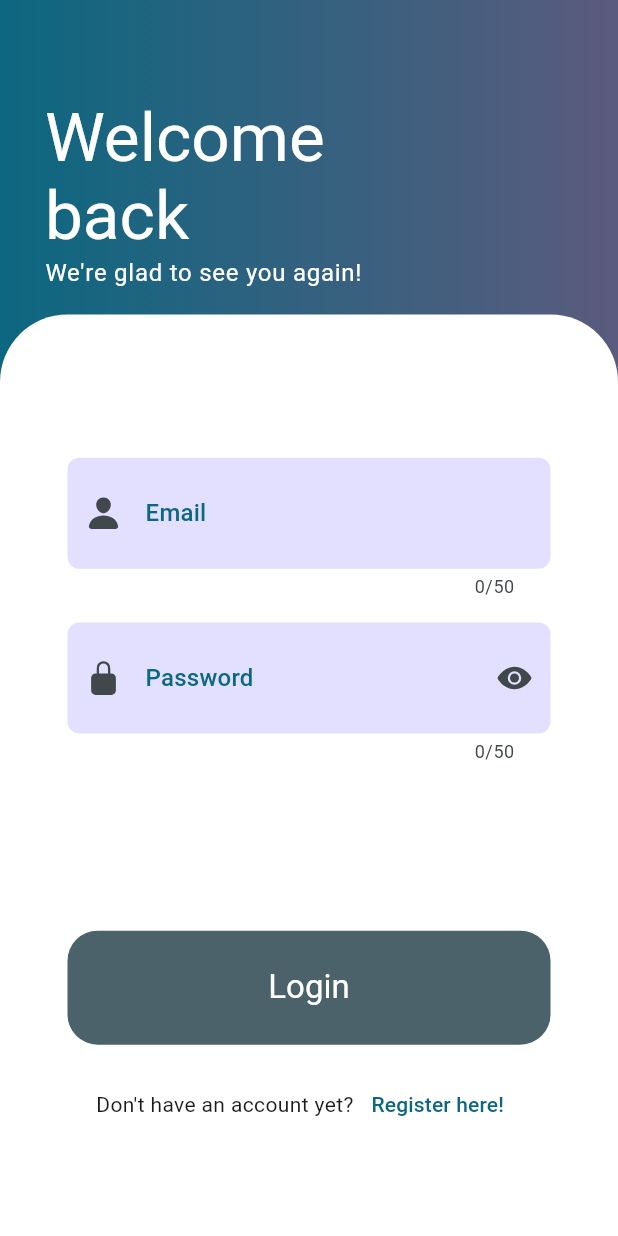
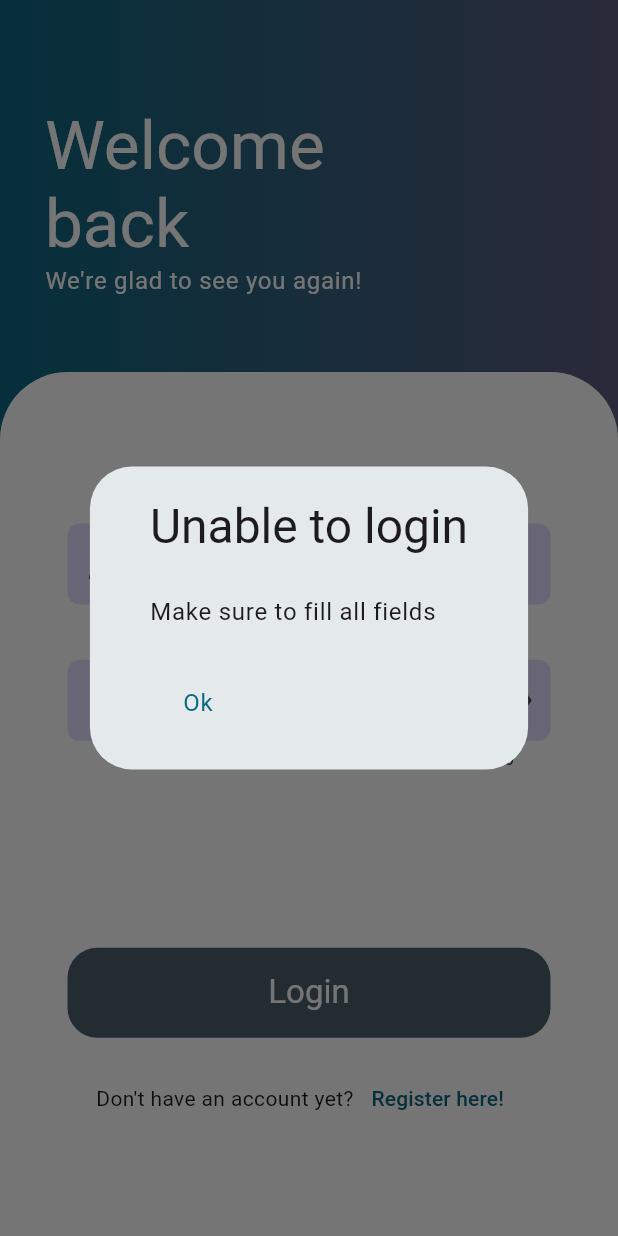
Before and after one commit to diegobermudez03/couples-client, a Flutter app: the LoginScreen screen opened by its route, after a tap on "Login", on a phone screen of 412 x 824 dp. Run offline on Flutter 3.47's test engine with Material 3 defaults, Android fonts, the light colour scheme and no system bars; our stand-ins replace flutter_bloc, flutter_secure_storage, font_awesome_flutter, get_it, go_router, google_fonts and 6 more; missing offline and left inert: go_transitions; accounts and stored records are empty; generated files the repository leaves out were written again; Roboto replaces fonts that are missing (Chewy).

Commit message:
Bloc of login page started implementing

```diff
--- a/lib/core/dependency_injection/dep_in.dart
+++ b/lib/core/dependency_injection/dep_in.dart
@@ -1,4 +1,5 @@
 
+import 'package:couples_client_app/presentation/auth/bloc/login_bloc.dart';
 import 'package:couples_client_app/presentation/loading/bloc/loading_bloc.dart';
 import 'package:couples_client_app/respositories/auth_repo.dart';
 import 'package:couples_client_app/respositories/impl/auth_repo_impl.dart';
@@ -21,4 +22,5 @@ Future<void> initDependencies() async{
 
   //providers
   depIn.registerFactory<LoadingBloc>(()=>LoadingBloc(authRepo, secureStorage)..checkInitialPage());
+  depIn.registerFactory<LoginBloc>(()=>LoginBloc(authRepo, secureStorage));
 }
--- a/lib/core/navigation/router.dart
+++ b/lib/core/navigation/router.dart
@@ -1,3 +1,4 @@
+import 'package:couples_client_app/presentation/auth/bloc/login_bloc.dart';
 import 'package:couples_client_app/presentation/auth/screens/connect_couple_screen.dart';
 import 'package:couples_client_app/presentation/auth/screens/create_user_screen.dart';
 import 'package:couples_client_app/presentation/auth/screens/login_screen.dart';
@@ -27,30 +28,32 @@ final router = GoRouter(routes: [
     ),
     pageBuilder: GoTransitions.fadeUpwards,
   ),
-   GoRoute(
+  GoRoute(
     path: routeLoginPage,
-    builder: (_, __) =>  LoginScreen(),
+    builder: (_, __) => BlocProvider(
+      create: (context) => GetIt.instance.get<LoginBloc>(),
+      child: LoginScreen(),
+    ),
     pageBuilder: GoTransitions.openUpwards,
   ),
   GoRoute(
     path: routeWelcomePage,
-    builder: (_, __) =>  WelcomeScreen(),
+    builder: (_, __) => WelcomeScreen(),
     pageBuilder: GoTransitions.fadeUpwards,
   ),
   GoRoute(
     path: routeLogUserPage,
-    builder: (_, __) =>  CreateUserScreen(),
+    builder: (_, __) => CreateUserScreen(),
     pageBuilder: GoTransitions.openUpwards,
   ),
   GoRoute(
     path: routeConnectCouplePage,
-    builder: (_, __) =>  ConnectCoupleScreen(),
+    builder: (_, __) => ConnectCoupleScreen(),
     pageBuilder: GoTransitions.fadeUpwards,
   ),
   GoRoute(
     path: routeMainPage,
-    builder: (_, __) =>  MainScreen(),
+    builder: (_, __) => MainScreen(),
     pageBuilder: GoTransitions.fadeUpwards,
   ),
-
 ]);
--- a/lib/l10n/abb_es.arb
+++ b/lib/l10n/abb_es.arb
@@ -18,5 +18,10 @@
     "emailLabel" : "Correo",
     "emailHintText" : "Escribe tu correo",
     "passwordLabel" : "Contraseña",
-    "passwordHintText" : "Ingresa tu contraseña"
+    "passwordHintText" : "Ingresa tu contraseña",
+    "errorLogin" : "No se pudo iniciar sesion",
+    "youMustFillAllFields" : "Debe llenar todos los campos",
+    "ok" : "Ok",
+    "youMustWriteAValidEmail" : "Debes ingresar un correo valido",
+    "anErrorOcurred" : "Ha sucedido un error"
 }
--- a/lib/l10n/app_en.arb
+++ b/lib/l10n/app_en.arb
@@ -90,5 +90,30 @@
     "passwordHintText" : "Type your password",
     "@passwordHintText" : {
         "description": "the hint text for password"
+    },
+
+    "errorLogin" : "Unable to login",
+    "@errorLogin" : {
+        "description": "title to show when unable to login"
+    },
+
+    "youMustFillAllFields" : "Make sure to fill all fields",
+    "@youMustFillAllFields" : {
+        "description": "description of error you should fill all fields"
+    },
+
+    "youMustWriteAValidEmail" : "The email is not a valid email",
+    "@youMustWriteAValidEmail" : {
+        "description": "invalid email"
+    },
+
+    "anErrorOcurred" : "An error ocurred",
+    "@anErrorOcurred" : {
+        "description": "Generic error desc"
+    },
+
+    "ok" : "Ok",
+    "@ok" : {
+        "description": "Ok, fine"
     }
 }
--- /dev/null
+++ b/lib/presentation/auth/bloc/login_bloc.dart
@@ -0,0 +1,46 @@
+import 'package:couples_client_app/respositories/auth_repo.dart';
+import 'package:couples_client_app/services/secure_storage/secure_storage_service.dart';
+import 'package:flutter_bloc/flutter_bloc.dart';
+
+class LoginBloc extends Cubit<LoginState>{
+
+  final AuthRepo _repo;
+  final SecureStorageService _storage;
+
+  LoginBloc(this._repo, this._storage): super(LoginInitialState());
+
+  void login(String email, String password) async{
+    emit(LoginCheckingState());
+    if(email.isEmpty || password.isEmpty){
+      emit(LoginFailedState(LoginMessage.emptyFields));
+      return;
+    }
+    if(!email.contains('@')){
+      emit(LoginFailedState(LoginMessage.nonExistingEmail));
+      return;
+    }
+    await Future.delayed(Duration(seconds: 2));
+    emit(LoginSuccessState());
+  }
+
+
+}
+
+
+abstract class LoginState{}
+
+class LoginInitialState extends LoginState{}
+
+class LoginCheckingState extends LoginState{}
+
+class LoginFailedState extends LoginState{
+  final LoginMessage message;
+  LoginFailedState(this.message);
+}
+
+class LoginSuccessState extends LoginState{}
+
+
+enum LoginMessage{
+  emptyFields, nonExistingEmail, incorrectPassword, networkError
+}
--- a/lib/presentation/auth/screens/login_screen.dart
+++ b/lib/presentation/auth/screens/login_screen.dart
@@ -1,22 +1,21 @@
+import 'package:couples_client_app/presentation/auth/bloc/login_bloc.dart';
 import 'package:couples_client_app/presentation/auth/widgets/auth_field.dart';
 import 'package:flutter/material.dart';
+import 'package:flutter_bloc/flutter_bloc.dart';
 import 'package:flutter_gen/gen_l10n/app_localization.dart';
 import 'package:ionicons/ionicons.dart';
 
-
-class LoginScreen extends StatefulWidget{
+class LoginScreen extends StatefulWidget {
   @override
   State<LoginScreen> createState() => _LoginScreenState();
 }
 
 class _LoginScreenState extends State<LoginScreen> {
-
   late final TextEditingController emailController;
   late final TextEditingController passwordController;
 
-
   @override
-  void initState(){
+  void initState() {
     emailController = TextEditingController();
     passwordController = TextEditingController();
     super.initState();
@@ -34,6 +33,8 @@ class _LoginScreenState extends State<LoginScreen> {
     final colorScheme = Theme.of(context).colorScheme;
     final textTheme = Theme.of(context).textTheme;
     final i10n = AppLocalizations.of(context)!;
+    final bloc = BlocProvider.of<LoginBloc>(context);
+    final bool isKeyboardOpen = MediaQuery.of(context).viewInsets.bottom > 0;
     return SafeArea(
       child: Container(
         decoration: BoxDecoration(
@@ -44,17 +45,70 @@ class _LoginScreenState extends State<LoginScreen> {
           ),
         ),
         child: Scaffold(
-          appBar: AppBar(
-            backgroundColor: Colors.transparent
+          appBar: AppBar(backgroundColor: Colors.transparent),
+          backgroundColor: Colors.transparent,
+          body: BlocListener<LoginBloc, LoginState>(
+            listener: (context, state) {
+              if(state is LoginFailedState){
+                final String message = switch(state.message){
+                  LoginMessage.emptyFields =>  i10n.youMustFillAllFields,
+                  LoginMessage.nonExistingEmail =>  i10n.youMustWriteAValidEmail,
+                  _ => i10n.anErrorOcurred,
+                };
+                showDialog(
+                  context: context,
+                  builder: (ctx){
+                    return Dialog(
+                      child: FittedBox(
+                        child: Container(
+                          padding: const EdgeInsets.symmetric(horizontal: 40, vertical: 20),
+                          child: Column(
+                            crossAxisAlignment: CrossAxisAlignment.start,
+                            children: [
+                              Text(
+                                i10n.errorLogin,
+                                style: textTheme.headlineLarge,
                               ),
-          backgroundColor: Colors.transparent,
-          body: Column(
+                              const SizedBox(height: 25,),
+                              Text(
+                                message,
+                                style: textTheme.bodyLarge,
+                              ),
+                              const SizedBox(height: 25,),
+                              Row(
+                                mainAxisAlignment: MainAxisAlignment.end,
+                                children: [
+                                  TextButton(
+                                    onPressed: ()=>Navigator.of(context).pop(),
+                                    child: Text(
+                                      i10n.ok,
+                                      style: textTheme.bodyLarge!.copyWith(color: colorScheme.primary),
+                                    )
+                                  ),
+                                ],
+                              )
+                            ],
+                          ),
+                        ),
+                      )
+                    );
+                  }
+                );
+              }
+            },
+            child: BlocBuilder<LoginBloc, LoginState>(
+              builder: (context, state) {
+                return Column(
                   children: [
                     Expanded(
-                child: Padding(
+                      flex: isKeyboardOpen ? 0 : 3,
+                      child: AnimatedSwitcher(
+                        duration: const Duration(milliseconds: 1000),
+                        child: isKeyboardOpen ? const SizedBox() : Padding(
                         padding: const EdgeInsets.symmetric(horizontal: 30, vertical: 10),
                         child: Column(
                           children: [
+                            const Spacer(flex: 1,),
                             Align(
                               alignment: Alignment.topLeft,
                               child: Text(
@@ -68,27 +122,32 @@ class _LoginScreenState extends State<LoginScreen> {
                                 i10n.wereHappyToSeeYouAgain,
                                 style: textTheme.bodyLarge!.copyWith(color: colorScheme.onPrimary),
                               ),
-                      )
+                            ),
+                            const Spacer(flex: 7,),
                           ],
                         ),
-                )
+                      ),),
                     ),
                     Expanded(
-                flex: 4,
+                      flex: 9,
                       child: Container(
                         decoration: BoxDecoration(
                             color: colorScheme.onPrimary,
-                    borderRadius: const BorderRadius.only(topLeft: Radius.circular(45), topRight: Radius.circular(45))
-                  ),
+                            borderRadius:
+                                const BorderRadius.only(topLeft: Radius.circular(45), topRight: Radius.circular(45))),
                         child: Padding(
-                    padding: const EdgeInsets.symmetric(horizontal:  45.0),
+                          padding: const EdgeInsets.symmetric(horizontal: 45.0),
                           child: Column(
                             children: [
-                        const Spacer(flex: 6,),
+                              const Spacer(
+                                flex: 6,
+                              ),
                               AuthField(
                                 icon: const Icon(Ionicons.person),
                                 labelText: i10n.emailLabel,
                                 hintText: i10n.emailHintText,
+                                editable: state is! LoginCheckingState,
+                                controller: emailController,
                               ),
                               const Spacer(),
                               AuthField(
@@ -96,69 +155,56 @@ class _LoginScreenState extends State<LoginScreen> {
                                   labelText: i10n.passwordLabel,
                                   hintText: i10n.passwordHintText,
                                   password: true,
+                                  editable: state is! LoginCheckingState,
+                                  controller: passwordController),
+                              const Spacer(
+                                flex: 7,
                               ),
-                        const Spacer(flex: 7,),
                               SizedBox(
                                 width: double.infinity,
                                 child: TextButton(
-                            onPressed: (){},
+                                    onPressed: state is! LoginCheckingState
+                                        ? () => bloc.login(emailController.text, passwordController.text)
+                                        : null,
                                     style: ButtonStyle(
                                         shape: WidgetStatePropertyAll(
-                                RoundedRectangleBorder(
-                                  borderRadius: BorderRadius.circular(20)
+                                            RoundedRectangleBorder(borderRadius: BorderRadius.circular(20))),
+                                        backgroundColor: WidgetStatePropertyAll(colorScheme.secondary)),
+                                    child: Padding(
+                                      padding: const EdgeInsets.all(8.0),
+                                      child: state is! LoginCheckingState
+                                          ? Text(
+                                              i10n.login,
+                                              style: textTheme.titleLarge!.copyWith(color: colorScheme.onSecondary),
                                             )
+                                          : CircularProgressIndicator(
+                                              color: colorScheme.onSecondary,
                                             ),
-                              backgroundColor: WidgetStatePropertyAll(colorScheme.secondary)
-                            ),
-                            child: Padding(
-                              padding: const EdgeInsets.all(16.0),
-                              child: Text(
-                                i10n.login,
-                                style: textTheme.titleLarge!.copyWith(
-                                  color: colorScheme.onSecondary
-                                ),
-                              ),
-                            )
-                          ),
+                                    )),
                               ),
                               const Spacer(),
                               Row(
                                 mainAxisAlignment: MainAxisAlignment.center,
                                 children: [
                                   Text("Don't have an account yet?"),
-                            TextButton(
-                              onPressed: (){},
-                              child: Text('Register here!')
-                            )
+                                  TextButton(onPressed: () {}, child: Text('Register here!'))
                                 ],
                               ),
-                        const Spacer(flex: 4,),
+                              const Spacer(
+                                flex: 4,
+                              ),
                             ],
                           ),
                         ),
                       ),
                     )
                   ],
+                );
+              },
+            ),
           ),
         ),
       ),
     );
   }
 }
-
-/*Widget _getLoginButton(String asset){
-    return ElevatedButton(
-      onPressed: (){},
-      style: ButtonStyle(
-        backgroundColor: WidgetStatePropertyAll(Theme.of(context).colorScheme.surface),
-        elevation: const WidgetStatePropertyAll(3)
-      ),
-      child: Padding(
-        padding: const EdgeInsets.symmetric(vertical: 4, horizontal: 16),
-        child: Image.asset(
-          getAsset(asset),
-          height: 50,
-        ),
-      )
-    );
-  }*/
--- a/lib/presentation/auth/screens/welcome_screen.dart
+++ b/lib/presentation/auth/screens/welcome_screen.dart
@@ -160,7 +160,7 @@ class _WelcomeScreenState extends State<WelcomeScreen> {
                       padding: const EdgeInsets.symmetric(horizontal: 30),
                       width: double.infinity,
                       child: OutlinedButton(
-                        onPressed: ()=>context.go(routeLoginPage),
+                        onPressed: ()=>context.push(routeLoginPage),
                         style: ButtonStyle(
                           backgroundColor: WidgetStatePropertyAll(colorScheme.primary),
                           elevation: const WidgetStatePropertyAll(0),
--- a/lib/presentation/auth/widgets/auth_field.dart
+++ b/lib/presentation/auth/widgets/auth_field.dart
@@ -8,12 +8,16 @@ class AuthField extends StatefulWidget{
   final String hintText;
   final String labelText;
   final bool password;
+  final bool editable;
+  final TextEditingController controller;
 
   AuthField({
     super.key,
     required this.icon,
     required this.hintText,
     required this.labelText,
+    required this.controller,
+    required this.editable,
     this.password = false,
 
   });
@@ -37,6 +41,8 @@ class _AuthFieldState extends State<AuthField> {
     final colorScheme = Theme.of(context).colorScheme;
     final textTheme = Theme.of(context).textTheme;
     return TextField(
+      readOnly: !widget.editable,
+      controller: widget.controller,
       style: textTheme.bodyLarge!.copyWith(
         color: colorScheme.onTertiaryContainer
       ),
@@ -76,7 +82,7 @@ class _AuthFieldState extends State<AuthField> {
           borderRadius: BorderRadius.circular(12),
         ),
         // Content padding
-        contentPadding: const EdgeInsets.symmetric(horizontal: 20, vertical: 25),
+        contentPadding: const EdgeInsets.symmetric(horizontal: 20, vertical: 15),
 
         // Filled background
         filled: true,
@@ -89,6 +95,7 @@ class _AuthFieldState extends State<AuthField> {
       maxLength: 50,
       obscureText: hideText,
 
+
     );
   }
 }
--- a/lib/respositories/auth_repo.dart
+++ b/lib/respositories/auth_repo.dart
@@ -2,4 +2,5 @@ import 'package:tuple/tuple.dart';
 
 abstract class AuthRepo{
   Future<Tuple2<String, Error?>> getUserStatus(String refreshToken);
+  Future<Tuple2<String, Error?>> loginUser(String email, String password);
 }
--- a/lib/respositories/impl/auth_repo_impl.dart
+++ b/lib/respositories/impl/auth_repo_impl.dart
@@ -7,4 +7,9 @@ class AuthRepoImpl implements AuthRepo{
     return Tuple2("user has a couple associated", null);
   }
 
+  @override
+  Future<Tuple2<String, Error?>> loginUser(String email, String password) async{
+    return Tuple2("refresh token here", null);
+  }
+
 }
```
Lines whose indentation alone changed are shown as unchanged.
